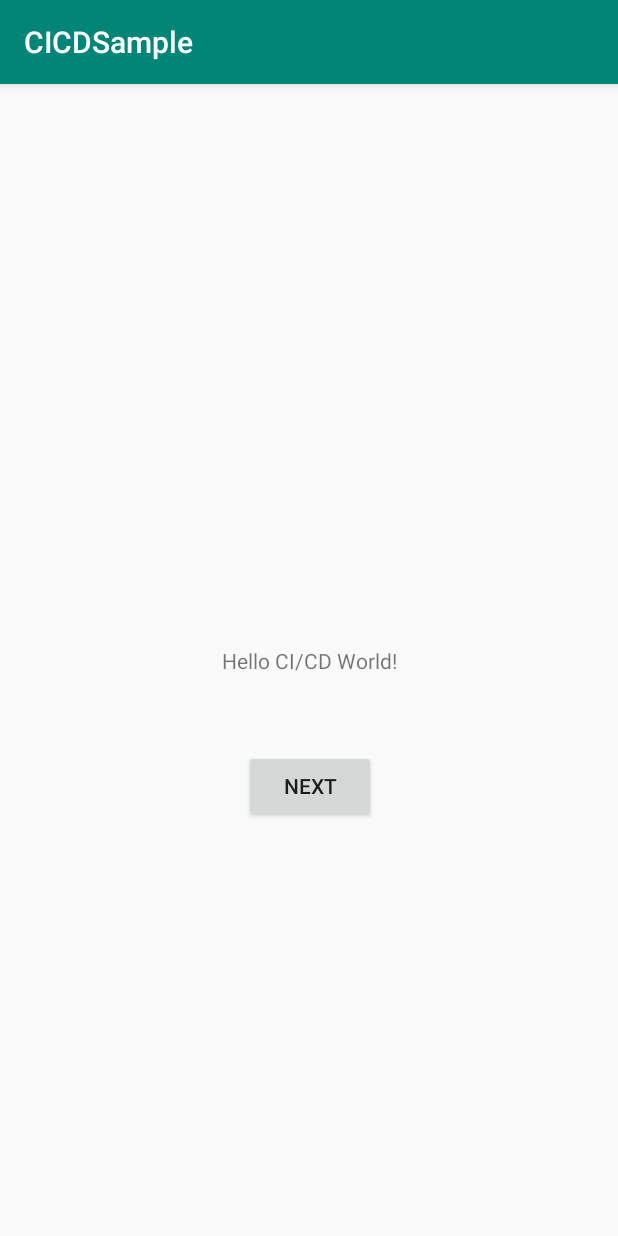
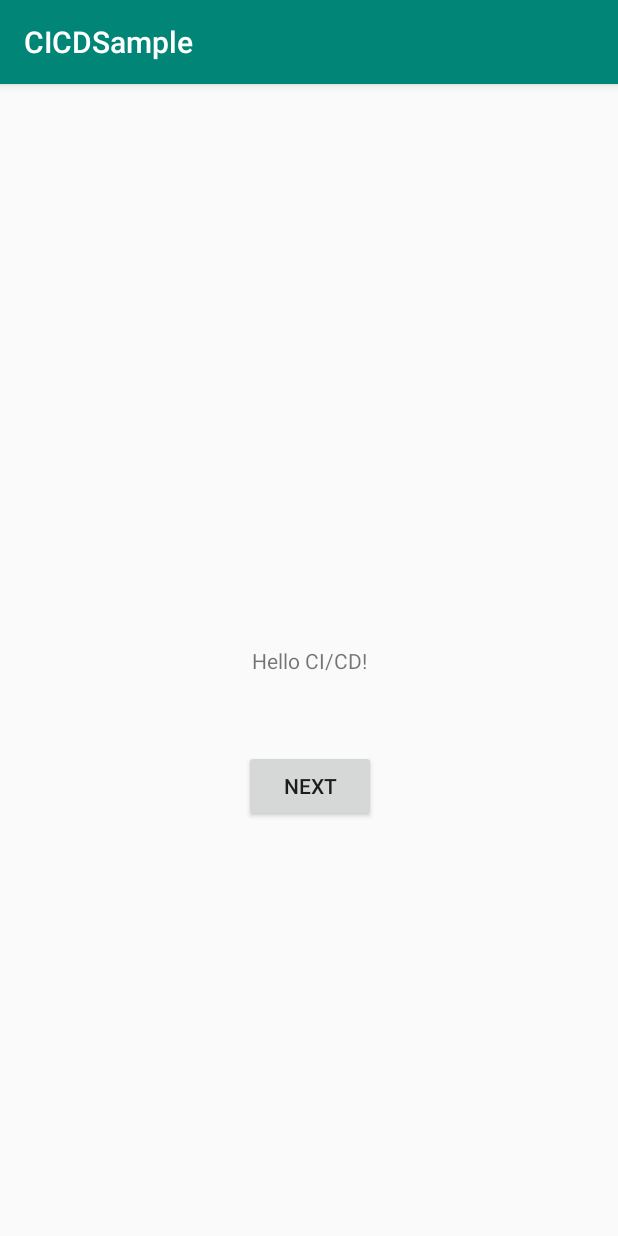
Before and after one commit to snehalpoyrekar/CI-CD, an Android app: the screen it shows after launch (MainActivity), on a phone screen of 412 x 824 dp. Run offline under Robolectric (Android 15) with nearby library versions, the phone set to English and light mode, and no system bars.

Commit message:
Update activity_main.xml

```diff
--- a/app/src/main/res/layout/activity_main.xml
+++ b/app/src/main/res/layout/activity_main.xml
@@ -10,7 +10,7 @@
         android:id="@+id/textView"
         android:layout_width="wrap_content"
         android:layout_height="wrap_content"
-        android:text="Hello CI/CD World!"
+        android:text="Hello CI/CD!"
         app:layout_constraintBottom_toBottomOf="parent"
         app:layout_constraintLeft_toLeftOf="parent"
         app:layout_constraintRight_toRightOf="parent"
```
